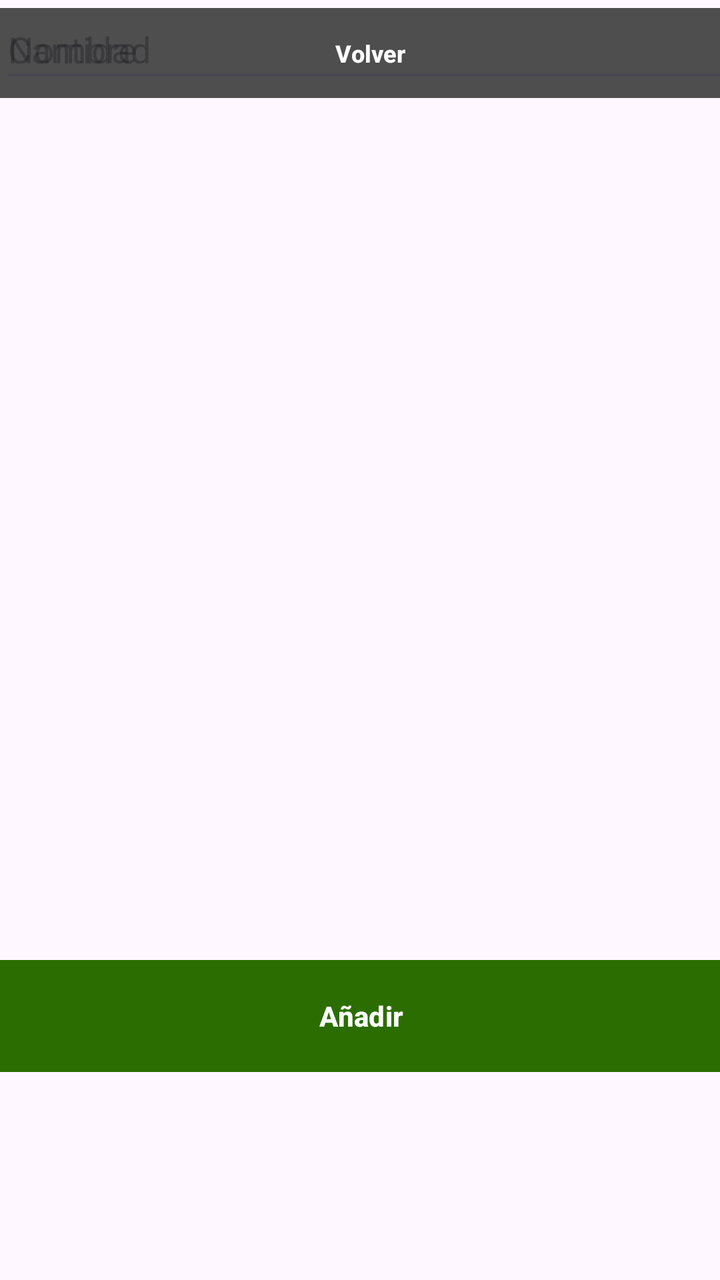
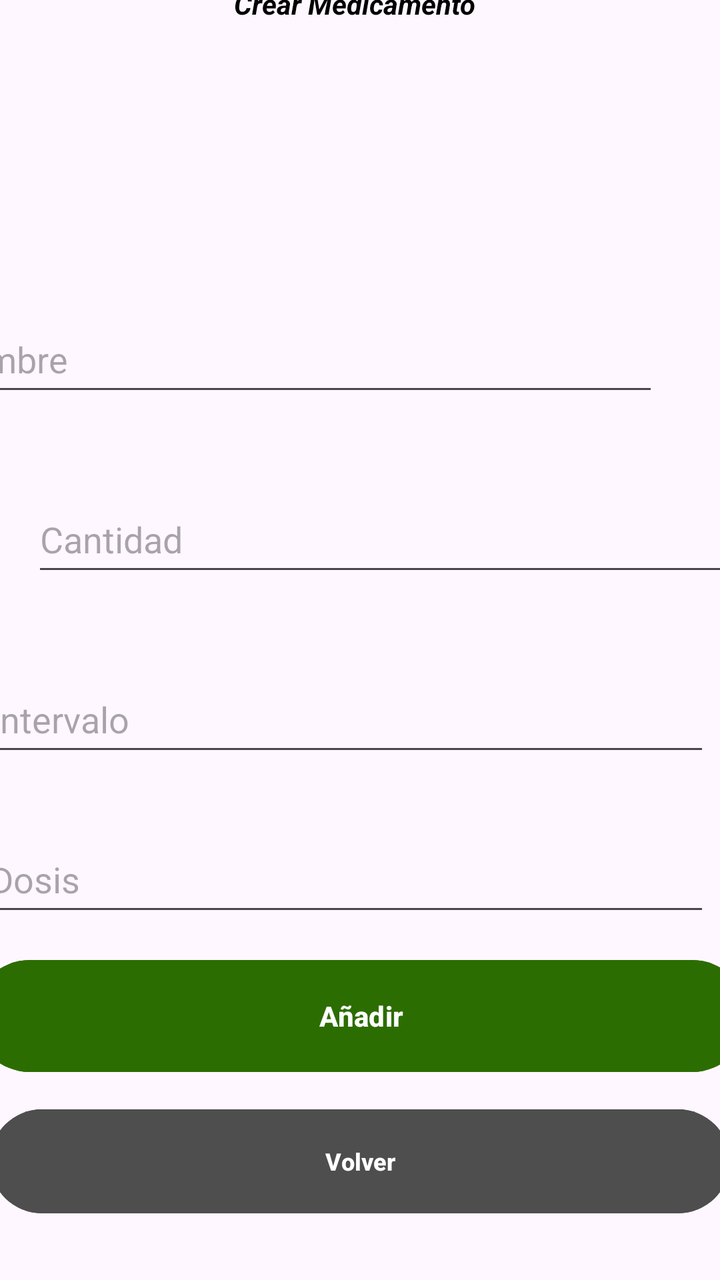

The first picture is an Android layout as it rendered before a commit; the second is the same layout after the commit. The layout source and the unified diff follow.
<!-- AndroidManifest.xml: application theme Theme.MobilesVC -->
<!-- res/layout/medicamento_crear_view.xml -->
<?xml version="1.0" encoding="utf-8"?>
<androidx.constraintlayout.widget.ConstraintLayout xmlns:android="http://schemas.android.com/apk/res/android"
    xmlns:app="http://schemas.android.com/apk/res-auto"
    xmlns:tools="http://schemas.android.com/tools"
    android:layout_width="match_parent"
    android:layout_height="match_parent">

    <Button
        android:id="@+id/vCrearMedicamento"
        android:layout_width="387dp"
        android:layout_height="64dp"
        android:layout_marginTop="48dp"
        android:layout_marginBottom="100dp"
        android:backgroundTint="#2C6D01"
        android:paddingVertical="14dp"
        android:text="Añadir"
        android:textStyle="bold"
        app:cornerRadius="@dimen/item_transform_image_length"
        app:layout_constraintBottom_toBottomOf="parent"
        app:layout_constraintEnd_toEndOf="parent"
        app:layout_constraintStart_toStartOf="parent"
        app:layout_constraintTop_toBottomOf="@+id/etClave" />

    <com.google.android.material.textfield.TextInputEditText
        android:id="@+id/vIntervaloMedicamentoCrear"
        tools:layout_editor_absoluteX="16dp"
        tools:layout_editor_absoluteY="342dp"
        android:layout_width="364dp"
        android:layout_height="46dp"
        android:clickable="true"
        android:hint="Intervalo" />

    <com.google.android.material.textfield.TextInputEditText
        android:id="@+id/vDosisCrear"
        tools:layout_editor_absoluteX="16dp"
        tools:layout_editor_absoluteY="417dp"
        android:layout_width="364dp"
        android:layout_height="46dp"
        android:clickable="true"
        android:hint="Dosis" />

    <TextView
        android:id="@+id/textView13"
        android:layout_width="wrap_content"
        android:layout_height="wrap_content"
        android:fontFamily="sans-serif"
        android:text="Crear Medicamento"
        android:textColor="#000000"
        android:textStyle="bold|italic"
        tools:layout_editor_absoluteX="92dp"
        tools:layout_editor_absoluteY="71dp"
        tools:textSize="26sp" />

    <Button
        android:id="@+id/vVolverMedicamentoCrear"
        android:layout_width="370dp"
        android:layout_height="53dp"
        android:layout_marginHorizontal="24dp"
        android:backgroundTint="#4E4E4E"
        android:paddingVertical="10dp"
        android:text="Volver"
        android:textSize="12sp"
        android:textStyle="bold"
        android:visibility="visible"
        app:cornerRadius="@dimen/item_transform_image_length"
        tools:layout_editor_absoluteX="20dp"
        tools:layout_editor_absoluteY="645dp" />

    <com.google.android.material.textfield.TextInputEditText
        android:id="@+id/vCantidadMedicamentoCrear"
        tools:layout_editor_absoluteX="16dp"
        tools:layout_editor_absoluteY="262dp"
        android:layout_width="364dp"
        android:layout_height="46dp"
        android:clickable="true"
        android:hint="Cantidad" />

    <com.google.android.material.textfield.TextInputEditText
        android:id="@+id/vNombreMedicamentoCrear"
        tools:layout_editor_absoluteX="16dp"
        tools:layout_editor_absoluteY="177dp"
        android:layout_width="364dp"
        android:layout_height="46dp"
        android:clickable="true"
        android:hint="Nombre" />
</androidx.constraintlayout.widget.ConstraintLayout>
<!-- resources referenced by this layout -->
<resources>
  <style name="Theme.MobilesVC" parent="Base.Theme.MobilesVC" />
  <style name="Base.Theme.MobilesVC" parent="Theme.Material3.DayNight.NoActionBar">
          
          
      </style>
</resources>

<!-- the commit's change to res/layout/medicamento_crear_view.xml (unified diff, before → after) -->
@@ -15,72 +15,107 @@
         android:paddingVertical="14dp"
         android:text="Añadir"
         android:textStyle="bold"
-        app:cornerRadius="@dimen/item_transform_image_length"
         app:layout_constraintBottom_toBottomOf="parent"
         app:layout_constraintEnd_toEndOf="parent"
-        app:layout_constraintStart_toStartOf="parent"
-        app:layout_constraintTop_toBottomOf="@+id/etClave" />
+        app:layout_constraintStart_toStartOf="parent" />
 
     <com.google.android.material.textfield.TextInputEditText
         android:id="@+id/vIntervaloMedicamentoCrear"
-        tools:layout_editor_absoluteX="16dp"
-        tools:layout_editor_absoluteY="342dp"
         android:layout_width="364dp"
-        android:layout_height="46dp"
+        android:layout_height="50dp"
+        android:layout_marginStart="16dp"
+        android:layout_marginTop="20dp"
+        android:layout_marginEnd="31dp"
+        android:layout_marginBottom="10dp"
         android:clickable="true"
-        android:hint="Intervalo" />
+        android:hint="Intervalo"
+        app:layout_constraintBottom_toTopOf="@+id/vDosisCrear"
+        app:layout_constraintEnd_toEndOf="parent"
+        app:layout_constraintStart_toStartOf="parent"
+        app:layout_constraintTop_toBottomOf="@+id/vCantidadMedicamentoCrear" />
 
     <com.google.android.material.textfield.TextInputEditText
         android:id="@+id/vDosisCrear"
-        tools:layout_editor_absoluteX="16dp"
-        tools:layout_editor_absoluteY="417dp"
         android:layout_width="364dp"
-        android:layout_height="46dp"
+        android:layout_height="50dp"
+        android:layout_marginStart="16dp"
+        android:layout_marginTop="20dp"
+        android:layout_marginEnd="31dp"
+        android:layout_marginBottom="92dp"
         android:clickable="true"
-        android:hint="Dosis" />
+        android:hint="Dosis"
+        app:layout_constraintBottom_toTopOf="@+id/vCrearMedicamento"
+        app:layout_constraintEnd_toEndOf="parent"
+        app:layout_constraintStart_toStartOf="parent"
+        app:layout_constraintTop_toBottomOf="@+id/vIntervaloMedicamentoCrear" />
 
     <TextView
         android:id="@+id/textView13"
         android:layout_width="wrap_content"
         android:layout_height="wrap_content"
+        android:layout_marginStart="92dp"
+        android:layout_marginTop="71dp"
+        android:layout_marginEnd="97dp"
+        android:layout_marginBottom="71dp"
         android:fontFamily="sans-serif"
         android:text="Crear Medicamento"
         android:textColor="#000000"
         android:textStyle="bold|italic"
-        tools:layout_editor_absoluteX="92dp"
-        tools:layout_editor_absoluteY="71dp"
+        app:layout_constraintBottom_toTopOf="@+id/vNombreMedicamentoCrear"
+        app:layout_constraintEnd_toEndOf="parent"
+        app:layout_constraintStart_toStartOf="parent"
+        app:layout_constraintTop_toTopOf="parent"
         tools:textSize="26sp" />
 
     <Button
         android:id="@+id/vVolverMedicamentoCrear"
         android:layout_width="370dp"
-        android:layout_height="53dp"
+        android:layout_height="60dp"
         android:layout_marginHorizontal="24dp"
+        android:layout_marginStart="20dp"
+        android:layout_marginTop="14dp"
+        android:layout_marginEnd="21dp"
+        android:layout_marginBottom="33dp"
         android:backgroundTint="#4E4E4E"
         android:paddingVertical="10dp"
         android:text="Volver"
         android:textSize="12sp"
         android:textStyle="bold"
         android:visibility="visible"
-        app:cornerRadius="@dimen/item_transform_image_length"
-        tools:layout_editor_absoluteX="20dp"
-        tools:layout_editor_absoluteY="645dp" />
+        app:layout_constraintBottom_toBottomOf="parent"
+        app:layout_constraintEnd_toEndOf="parent"
+        app:layout_constraintStart_toStartOf="parent"
+        app:layout_constraintTop_toBottomOf="@+id/vCrearMedicamento" />
 
     <com.google.android.material.textfield.TextInputEditText
         android:id="@+id/vCantidadMedicamentoCrear"
-        tools:layout_editor_absoluteX="16dp"
-        tools:layout_editor_absoluteY="262dp"
         android:layout_width="364dp"
-        android:layout_height="46dp"
+        android:layout_height="50dp"
+        android:layout_marginStart="16dp"
+        android:layout_marginTop="20dp"
+        android:layout_marginEnd="31dp"
+        android:layout_marginBottom="20dp"
         android:clickable="true"
-        android:hint="Cantidad" />
+        android:hint="Cantidad"
+        app:layout_constraintBottom_toTopOf="@+id/vIntervaloMedicamentoCrear"
+        app:layout_constraintEnd_toEndOf="parent"
+        app:layout_constraintHorizontal_bias="0.0"
+        app:layout_constraintStart_toStartOf="parent"
+        app:layout_constraintTop_toBottomOf="@+id/vNombreMedicamentoCrear" />
 
     <com.google.android.material.textfield.TextInputEditText
         android:id="@+id/vNombreMedicamentoCrear"
-        tools:layout_editor_absoluteX="16dp"
-        tools:layout_editor_absoluteY="177dp"
         android:layout_width="364dp"
-        android:layout_height="46dp"
+        android:layout_height="50dp"
+        android:layout_marginStart="16dp"
+        android:layout_marginTop="71dp"
+        android:layout_marginEnd="31dp"
+        android:layout_marginBottom="20dp"
         android:clickable="true"
-        android:hint="Nombre" />
+        android:hint="Nombre"
+        app:layout_constraintBottom_toTopOf="@+id/vCantidadMedicamentoCrear"
+        app:layout_constraintEnd_toEndOf="parent"
+        app:layout_constraintHorizontal_bias="1.0"
+        app:layout_constraintStart_toStartOf="parent"
+        app:layout_constraintTop_toBottomOf="@+id/textView13" />
 </androidx.constraintlayout.widget.ConstraintLayout>
